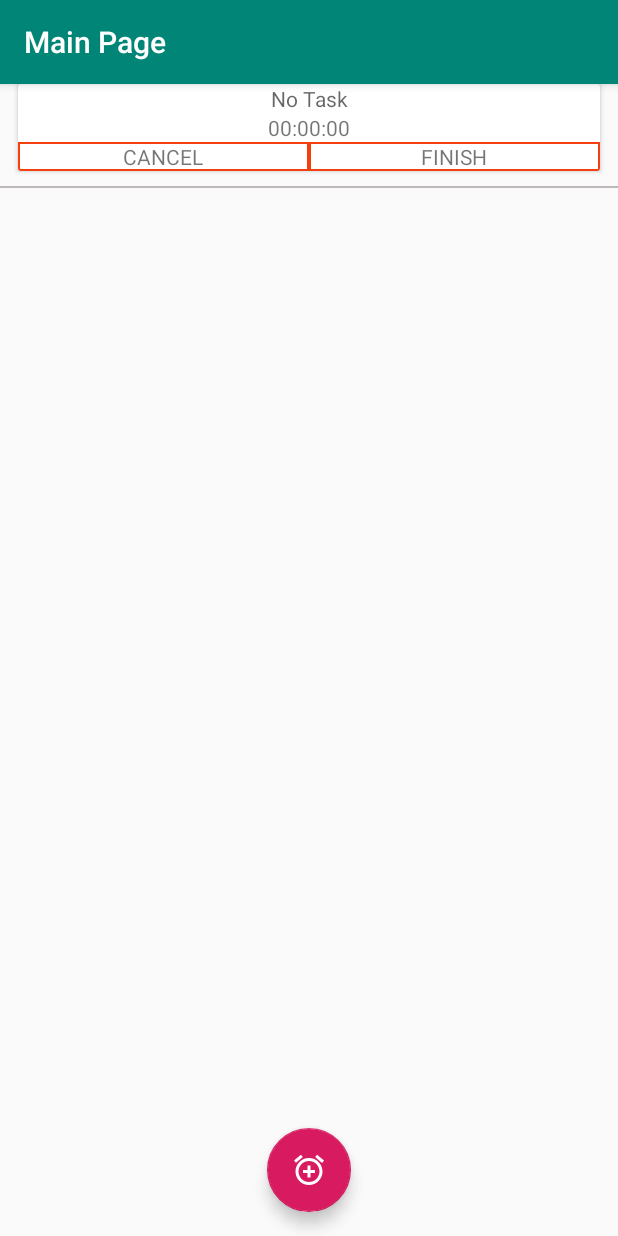
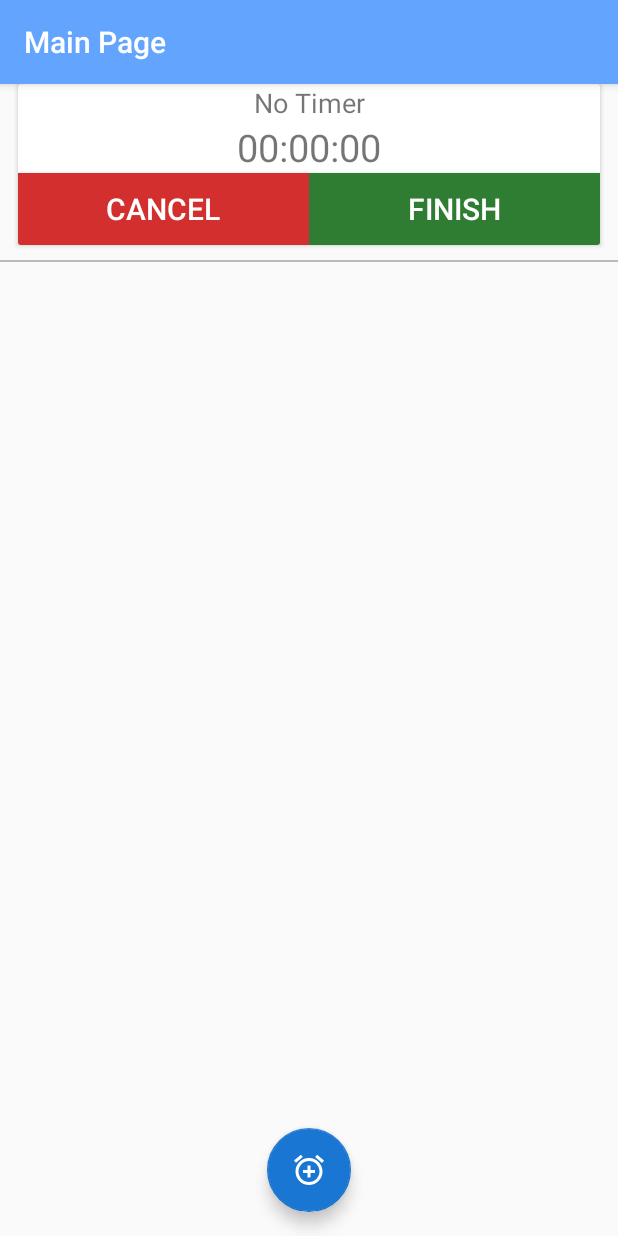
Before and after one commit to Chris8018/time_managing_app, an Android app: the screen it shows after launch (MainActivity), on a phone screen of 412 x 824 dp. Run offline under Robolectric (Android 15) with nearby library versions, the phone set to English and light mode, and no system bars; our stand-ins replace Room's generated code.

Commit message:
UI change

```diff
--- a/app/src/main/java/com/tvt11/timemanagingapp/activity/MainActivity.java
+++ b/app/src/main/java/com/tvt11/timemanagingapp/activity/MainActivity.java
@@ -1,25 +1,22 @@
 package com.tvt11.timemanagingapp.activity;
 
-import android.content.BroadcastReceiver;
-import android.content.Context;
 import android.content.Intent;
-import android.content.IntentFilter;
-import android.content.SharedPreferences;
 import android.os.Bundle;
 import android.util.Log;
+import android.widget.Button;
 import android.widget.TextView;
 
 import androidx.appcompat.app.AppCompatActivity;
+import androidx.appcompat.widget.Toolbar;
 import androidx.recyclerview.widget.LinearLayoutManager;
 import androidx.recyclerview.widget.RecyclerView;
 
 import com.tvt11.timemanagingapp.R;
 import com.tvt11.timemanagingapp.adapter.TimersAdapter;
-import com.tvt11.timemanagingapp.model.Timer;
 import com.tvt11.timemanagingapp.repo.TimerRepository;
 import com.google.android.material.floatingactionbutton.FloatingActionButton;
-import com.tvt11.timemanagingapp.service.TimerService;
-import com.tvt11.timemanagingapp.util.TimeStampConverter;
+//import com.tvt11.timemanagingapp.service.TimerService;
+
 
 public class MainActivity extends AppCompatActivity implements TimersAdapter.ListItemListener {
 
@@ -29,8 +26,8 @@ public class MainActivity extends AppCompatActivity implements TimersAdapter.Lis
 
     private TextView current_task_name;
     private TextView current_task_duration;
-    private TextView cancel_button;
-    private TextView finish_button;
+    private Button cancel_button;
+    private Button finish_button;
 
 //    private TimeStampConverter timeStampConverter = new TimeStampConverter();
 //    private SharedPreferences sharedPreferences;
@@ -46,17 +43,20 @@ public class MainActivity extends AppCompatActivity implements TimersAdapter.Lis
     private TimerRepository timerRepository;
 
     //    public static List<Timer> timers = new ArrayList<>();
-    private BroadcastReceiver br = new BroadcastReceiver() {
-        @Override
-        public void onReceive(Context context, Intent intent) {
-            //code
-        }
-    };
+//    private BroadcastReceiver br = new BroadcastReceiver() {
+//        @Override
+//        public void onReceive(Context context, Intent intent) {
+//            //code
+//        }
+//    };
 
     @Override
     protected void onCreate(Bundle savedInstanceState) {
         super.onCreate(savedInstanceState);
         setContentView(R.layout.activity_main);
+        Toolbar toolbar = findViewById(R.id.toolbar);
+        setSupportActionBar(toolbar);
+        getSupportActionBar().setTitle(R.string.main_activity);
 
         // TODO: Replace list with database
         // TODO: Implement adding timer activity
@@ -154,8 +154,8 @@ public class MainActivity extends AppCompatActivity implements TimersAdapter.Lis
             startActivity(addTimer);
         });
 
-        current_task_name = findViewById(R.id.current_task_name);
-        current_task_duration = findViewById(R.id.current_task_duration);
+        current_task_name = findViewById(R.id.current_name);
+        current_task_duration = findViewById(R.id.current_duration);
 
         cancel_button = findViewById(R.id.cancel_button);
         cancel_button.setOnClickListener(view -> {
@@ -214,11 +214,6 @@ public class MainActivity extends AppCompatActivity implements TimersAdapter.Lis
         super.onDestroy();
     }
 
-    @Override
-    protected void onStart() {
-        super.onStart();
-    }
-
 //    private void updateRunningTimer(Intent intent) {
 //        // TODO: if intent has countdown and timer is running, dealing with finished timer
 //        Log.i(TAG, "Receive time service");
--- a/app/src/main/java/com/tvt11/timemanagingapp/adapter/TimersAdapter.java
+++ b/app/src/main/java/com/tvt11/timemanagingapp/adapter/TimersAdapter.java
@@ -3,6 +3,7 @@ package com.tvt11.timemanagingapp.adapter;
 import android.view.LayoutInflater;
 import android.view.View;
 import android.view.ViewGroup;
+import android.widget.Button;
 import android.widget.TextView;
 
 import androidx.annotation.NonNull;
@@ -103,8 +104,8 @@ public class TimersAdapter extends RecyclerView.Adapter<TimersAdapter.TimerHolde
 
         private TextView task_name;
         private TextView duration;
-        private TextView delete_button;
-        private TextView start_button;
+        private Button delete_button;
+        private Button start_button;
 
         // TODO: add hold, swipe left, right events for this view holder
         public TimerHolder(@NonNull View itemView) {
--- a/app/src/main/res/layout/activity_main.xml
+++ b/app/src/main/res/layout/activity_main.xml
@@ -16,8 +16,7 @@
             android:layout_width="match_parent"
             android:layout_height="?attr/actionBarSize"
             android:background="?attr/colorPrimary"
-            app:popupTheme="@style/AppTheme.PopupOverlay"
-            app:title="Main Page" />
+            app:popupTheme="@style/AppTheme.PopupOverlay" />
 
     </com.google.android.material.appbar.AppBarLayout>
 
--- a/app/src/main/res/layout/current_timer.xml
+++ b/app/src/main/res/layout/current_timer.xml
@@ -12,48 +12,54 @@
         android:layout_height="wrap_content">
 
         <TextView
-            android:id="@+id/current_task_name"
+            android:id="@+id/current_name"
             android:layout_width="match_parent"
             android:layout_height="wrap_content"
-            android:hint="No Task"
+            android:ellipsize="end"
+            android:maxLines="1"
+            android:text="No Timer"
             android:textAlignment="center"
+            android:textSize="@dimen/scheduled_timer_text"
             app:layout_constraintLeft_toLeftOf="parent"
             app:layout_constraintRight_toRightOf="parent"
-            app:layout_constraintTop_toTopOf="parent"
-            tools:text="TASK NAME" />
+            app:layout_constraintTop_toTopOf="parent" />
 
         <TextView
-            android:id="@+id/current_task_duration"
+            android:id="@+id/current_duration"
             android:layout_width="match_parent"
             android:layout_height="wrap_content"
             android:text="00:00:00"
             android:textAlignment="center"
+            android:textSize="@dimen/running_timer"
             app:layout_constraintLeft_toLeftOf="parent"
             app:layout_constraintRight_toRightOf="parent"
-            app:layout_constraintTop_toBottomOf="@+id/current_task_name"
-            tools:text="DURATION" />
+            app:layout_constraintTop_toBottomOf="@+id/current_name" />
 
-        <TextView
+        <Button
             android:id="@+id/cancel_button"
             android:layout_width="0dp"
             android:layout_height="wrap_content"
-            android:background="@drawable/button_border"
+            android:background="#D32F2F"
             android:text="CANCEL"
             android:textAlignment="center"
+            android:textColor="#FFFFFF"
+            android:textSize="@dimen/button_size"
             app:layout_constraintLeft_toLeftOf="parent"
             app:layout_constraintRight_toLeftOf="@id/finish_button"
-            app:layout_constraintTop_toBottomOf="@id/current_task_duration" />
+            app:layout_constraintTop_toBottomOf="@id/current_duration" />
 
-        <TextView
+        <Button
             android:id="@+id/finish_button"
             android:layout_width="0dp"
             android:layout_height="wrap_content"
-            android:background="@drawable/button_border"
+            android:background="#2E7D32"
             android:text="FINISH"
             android:textAlignment="center"
+            android:textColor="#FFFFFF"
+            android:textSize="@dimen/button_size"
             app:layout_constraintLeft_toRightOf="@id/cancel_button"
             app:layout_constraintRight_toRightOf="parent"
-            app:layout_constraintTop_toBottomOf="@id/current_task_duration" />
+            app:layout_constraintTop_toBottomOf="@id/current_duration" />
 
 
     </androidx.constraintlayout.widget.ConstraintLayout>
--- a/app/src/main/res/values/colors.xml
+++ b/app/src/main/res/values/colors.xml
@@ -1,6 +1,6 @@
 <?xml version="1.0" encoding="utf-8"?>
 <resources>
-    <color name="colorPrimary">#008577</color>
-    <color name="colorPrimaryDark">#00574B</color>
-    <color name="colorAccent">#D81B60</color>
+    <color name="colorPrimary">#63a4ff</color>
+    <color name="colorPrimaryDark">#004ba0</color>
+    <color name="colorAccent">#1976d2</color>
 </resources>
--- a/app/src/main/res/values/dimens.xml
+++ b/app/src/main/res/values/dimens.xml
@@ -1,3 +1,6 @@
 <resources>
     <dimen name="fab_margin">16dp</dimen>
+    <dimen name="button_size">20sp</dimen>
+    <dimen name="scheduled_timer_text">18sp</dimen>
+    <dimen name="running_timer">25sp</dimen>
 </resources>
--- a/app/src/main/res/values/strings.xml
+++ b/app/src/main/res/values/strings.xml
@@ -1,4 +1,6 @@
 <resources>
-    <string name="app_name">TimeManagingApp</string>
+    <string name="app_name">My Timer</string>
+    <string name="main_activity">Main Page</string>
+    <string name="create_timer_activity">Add Timer</string>
     <string name="action_settings">Settings</string>
 </resources>
```
Also changed, not shown: app/src/main/AndroidManifest.xml (+8 -3 lines), app/src/main/java/com/tvt11/timemanagingapp/activity/CreateTimer.java (+16 -0 lines), app/src/main/java/com/tvt11/timemanagingapp/service/TimerService.java (deleted, +0 -70 lines), app/src/main/res/layout/create_timer.xml (+4 -3 lines), app/src/main/res/layout/timer_row.xml (+14 -5 lines), 1 other file.
